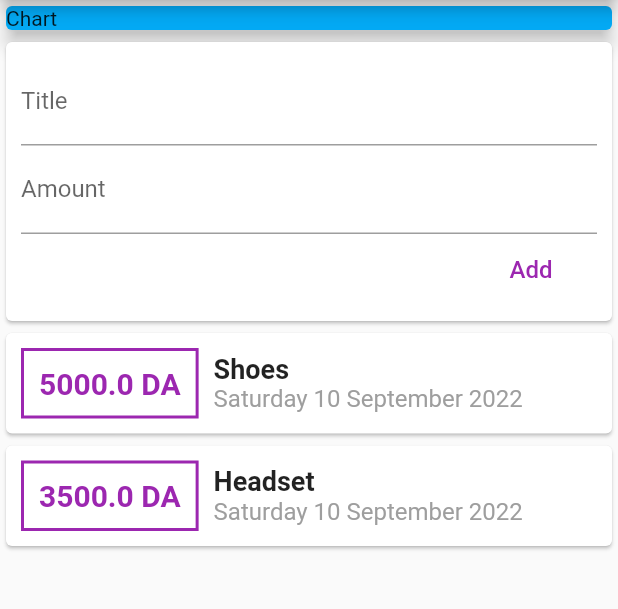
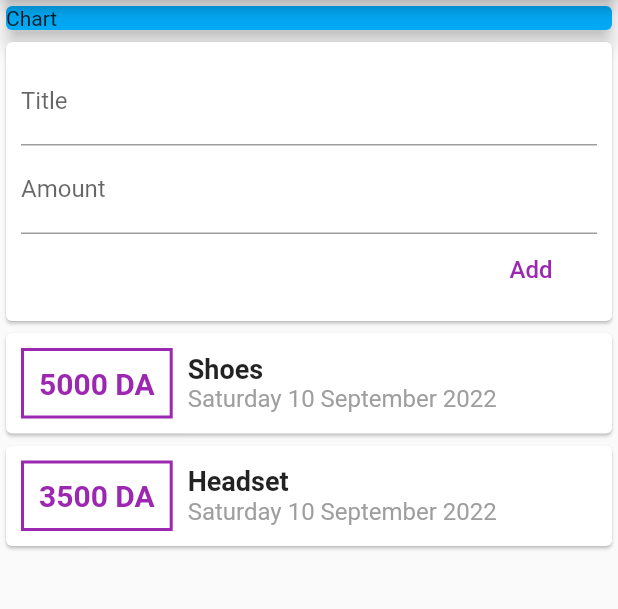
Before and after one commit to Houcine-O/personal-expenses-app, a Flutter app: the screen it shows after launch, after a tap on "Add", on a phone screen of 412 x 824 dp, the part 84-693 px from its top. Run offline on Flutter 3.47's test engine with Material 2 defaults, Android fonts, the phone set to English and light mode, and no system bars.

```diff
--- a/lib/widgets/new_transaction.dart
+++ b/lib/widgets/new_transaction.dart
@@ -6,6 +6,14 @@ class NewTransaction extends StatelessWidget {
   final Function addNewTransaction;
 
   NewTransaction(this.addNewTransaction);
+
+  void submitData() {
+    String title = titleController.text;
+    double amount = double.parse(amountController.text);
+
+    if (title.isEmpty || amount <= 0) return;
+    addNewTransaction(title, double.parse(amountController.text));
+  }
 
   @override
   Widget build(BuildContext context) {
@@ -18,16 +26,16 @@ class NewTransaction extends StatelessWidget {
             TextField(
               decoration: InputDecoration(labelText: 'Title'),
               controller: titleController,
+              onSubmitted: (_) => submitData(),
             ),
             TextField(
               decoration: InputDecoration(labelText: 'Amount'),
               controller: amountController,
+              keyboardType: TextInputType.number,
+              onSubmitted: (_) => submitData(),
             ),
             FlatButton(
-              onPressed: () {
-                addNewTransaction(
-                    titleController.text, double.parse(amountController.text));
-              },
+              onPressed: submitData,
               textColor: Colors.purple,
               child: Text('Add', style: TextStyle(fontSize: 16)),
             )
--- a/lib/widgets/transaction_list.dart
+++ b/lib/widgets/transaction_list.dart
@@ -31,7 +31,7 @@ class TransactionList extends StatelessWidget {
                       fontWeight: FontWeight.bold,
                       fontSize: 20,
                     ),
-                    '${transactions[index].amount} DA',
+                    '${transactions[index].amount?.toStringAsFixed(0)} DA',
                   ),
                 ),
                 Column(
```
